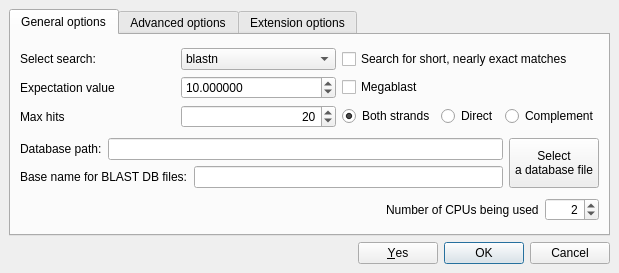
The window that src/plugins/external_tool_support/src/ui/BlastAllSupportDialog.ui (violethaze74/ugene) describes before a commit, drawn with Qt 5.
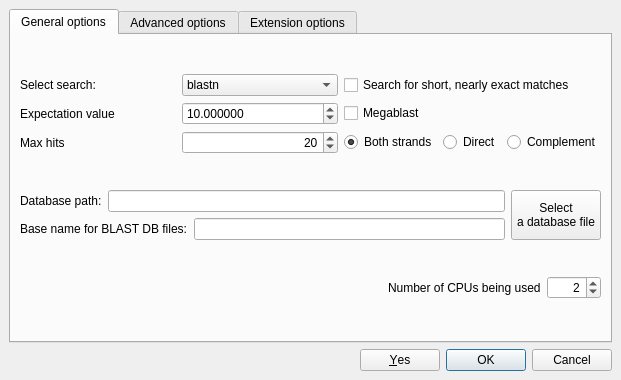
The same window after the commit.

```diff
--- a/src/plugins/external_tool_support/src/ui/BlastAllSupportDialog.ui
+++ b/src/plugins/external_tool_support/src/ui/BlastAllSupportDialog.ui
@@ -6,14 +6,20 @@
    <rect>
     <x>0</x>
     <y>0</y>
-    <width>619</width>
-    <height>273</height>
+    <width>621</width>
+    <height>380</height>
    </rect>
   </property>
+  <property name="sizePolicy">
+   <sizepolicy hsizetype="Preferred" vsizetype="Expanding">
+    <horstretch>0</horstretch>
+    <verstretch>0</verstretch>
+   </sizepolicy>
+  </property>
   <property name="minimumSize">
    <size>
     <width>619</width>
-    <height>273</height>
+    <height>380</height>
    </size>
   </property>
   <property name="maximumSize">
```
